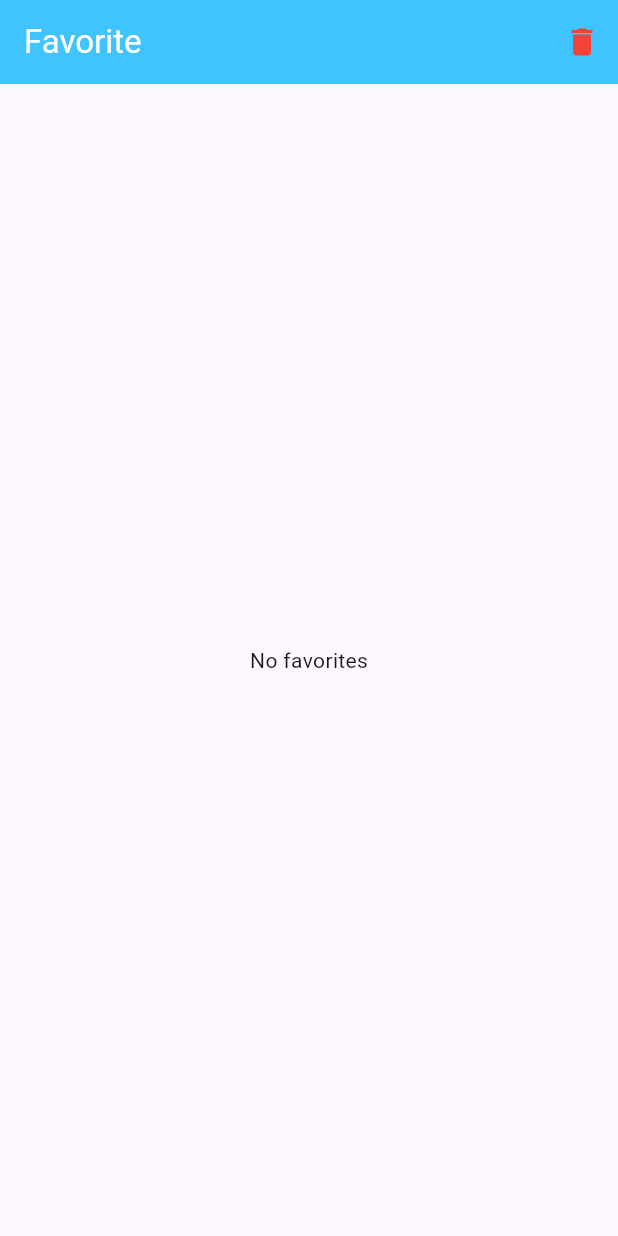
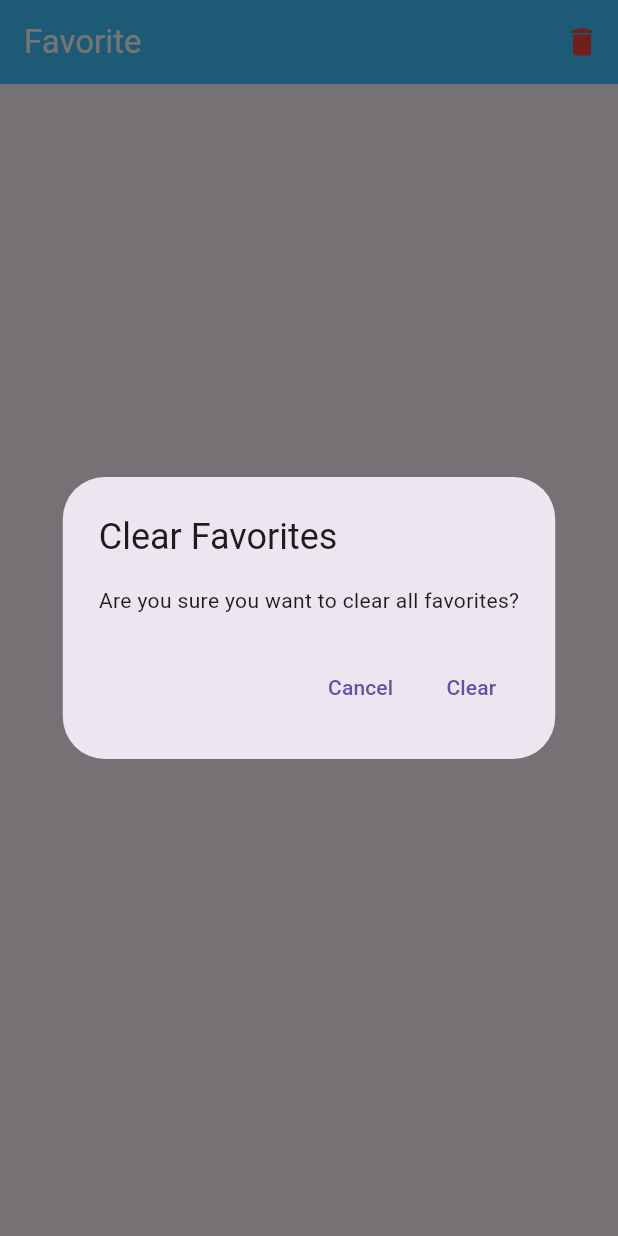
Before and after one commit to abdullahhalis/manapp, a Flutter app: the FavoriteScreen screen opened by its route, after a tap on the "delete" icon, on a phone screen of 412 x 824 dp. Run offline on Flutter 3.47's test engine with Material 3 defaults, Android fonts, the light colour scheme and no system bars; our stand-ins replace cached_network_image, flutter_dotenv, flutter_riverpod, go_router, hive, hive_flutter and 1 more; accounts and stored records are empty; network calls fail.

Commit message:
feat(favorite screen): add confirmation dialog when deleting favorites

```diff
--- a/lib/screens/favorite_screen.dart
+++ b/lib/screens/favorite_screen.dart
@@ -16,9 +16,32 @@ class FavoriteScreen extends ConsumerWidget {
         foregroundColor: Colors.white,
         actions: [
           IconButton(
-            icon: const Icon(MyAppIcons.delete, color: Colors.red,),
+            icon: const Icon(MyAppIcons.delete, color: Colors.red),
             onPressed: () {
-              ref.read(favoriteProvider.notifier).clearFavorites();
+              showDialog(
+                context: context,
+                builder: (context) {
+                  return AlertDialog(
+                    title: const Text("Clear Favorites"),
+                    content: const Text(
+                      "Are you sure you want to clear all favorites?",
+                    ),
+                    actions: [
+                      TextButton(
+                        onPressed: () => Navigator.of(context).pop(),
+                        child: const Text("Cancel"),
+                      ),
+                      TextButton(
+                        onPressed: () {
+                          ref.read(favoriteProvider.notifier).clearFavorites();
+                          Navigator.of(context).pop();
+                        },
+                        child: const Text("Clear"),
+                      ),
+                    ],
+                  );
+                },
+              );
             },
           ),
         ],
```
